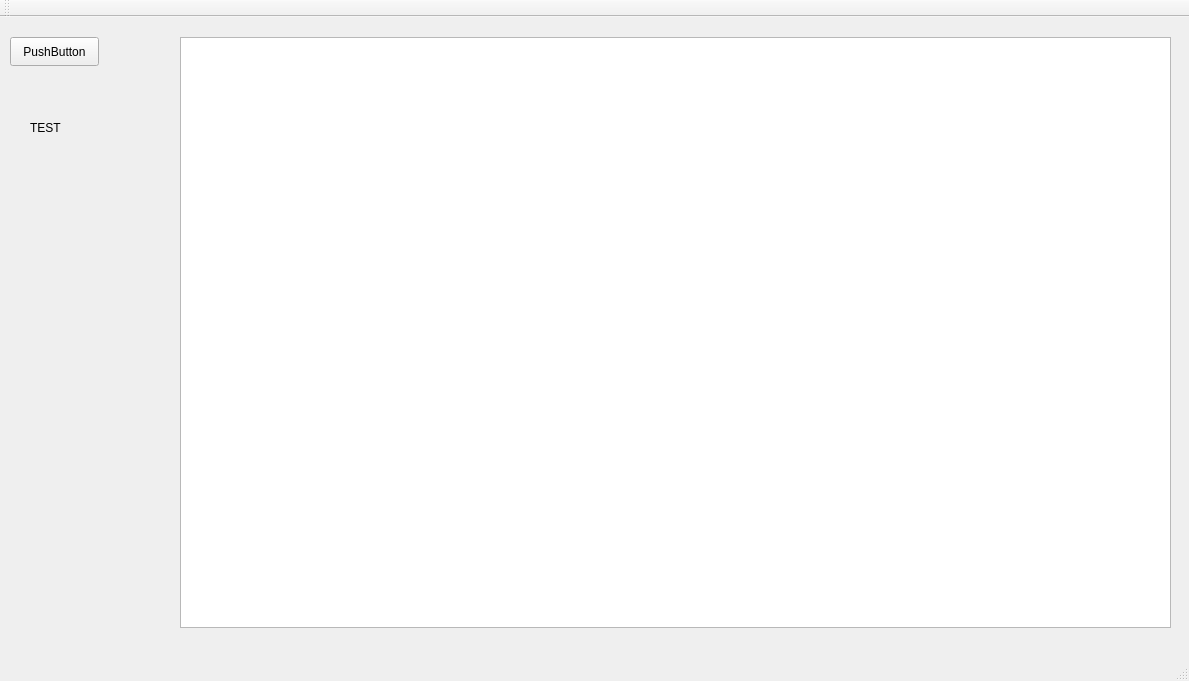
Before: the Qt Designer form src/mainwindow.ui in ragga57/ICP, drawn with Qt 5.
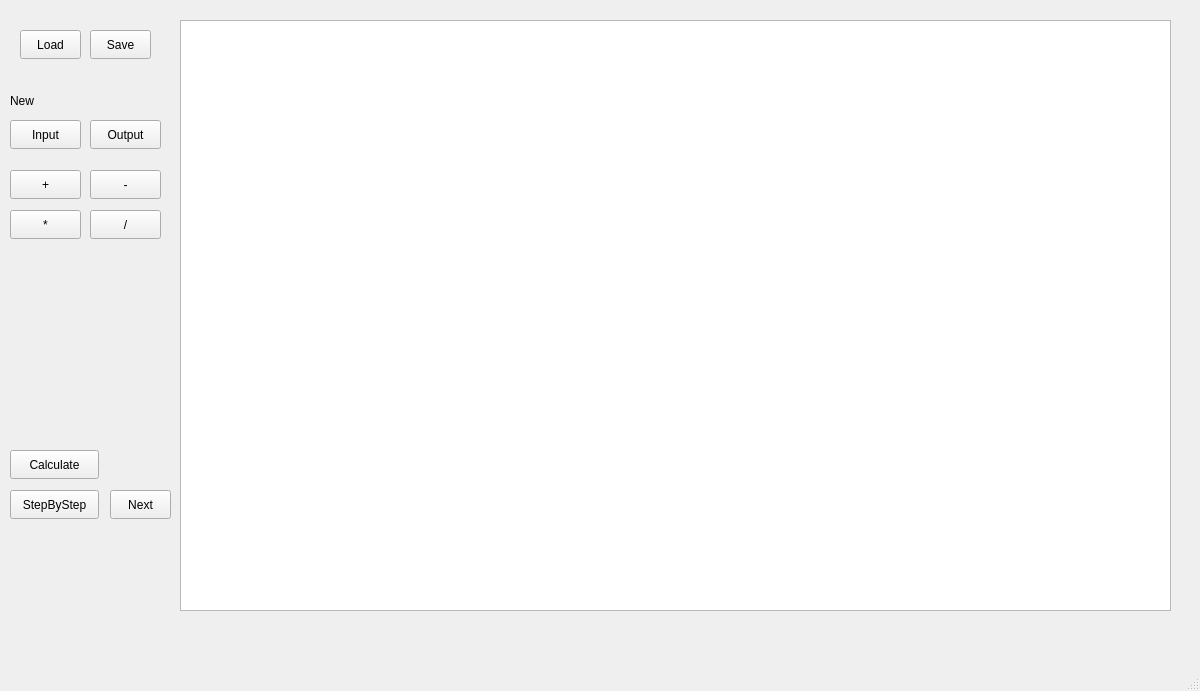
After: the same form once the commit is applied.

The edit to the form file:
```diff
--- a/src/mainwindow.ui
+++ b/src/mainwindow.ui
@@ -6,8 +6,8 @@
    <rect>
     <x>0</x>
     <y>0</y>
-    <width>1189</width>
-    <height>681</height>
+    <width>1200</width>
+    <height>691</height>
    </rect>
   </property>
   <property name="maximumSize">
@@ -20,19 +20,6 @@
    <string>MainWindow</string>
   </property>
   <widget class="QWidget" name="centralWidget">
-   <widget class="QPushButton" name="pushButton">
-    <property name="geometry">
-     <rect>
-      <x>10</x>
-      <y>20</y>
-      <width>89</width>
-      <height>29</height>
-     </rect>
-    </property>
-    <property name="text">
-     <string>PushButton</string>
-    </property>
-   </widget>
    <widget class="QGraphicsView" name="graphicsView">
     <property name="geometry">
      <rect>
@@ -43,17 +30,160 @@
      </rect>
     </property>
    </widget>
-   <widget class="QLabel" name="label">
+   <widget class="QPushButton" name="loadButton">
     <property name="geometry">
      <rect>
-      <x>30</x>
-      <y>100</y>
+      <x>20</x>
+      <y>30</y>
+      <width>61</width>
+      <height>29</height>
+     </rect>
+    </property>
+    <property name="text">
+     <string>Load</string>
+    </property>
+   </widget>
+   <widget class="QPushButton" name="saveButton">
+    <property name="geometry">
+     <rect>
+      <x>90</x>
+      <y>30</y>
+      <width>61</width>
+      <height>29</height>
+     </rect>
+    </property>
+    <property name="text">
+     <string>Save</string>
+    </property>
+   </widget>
+   <widget class="QPushButton" name="inputButton">
+    <property name="geometry">
+     <rect>
+      <x>10</x>
+      <y>120</y>
+      <width>71</width>
+      <height>29</height>
+     </rect>
+    </property>
+    <property name="text">
+     <string>Input</string>
+    </property>
+   </widget>
+   <widget class="QLabel" name="newBoxesLabel">
+    <property name="geometry">
+     <rect>
+      <x>10</x>
+      <y>90</y>
       <width>69</width>
       <height>21</height>
      </rect>
     </property>
     <property name="text">
-     <string>TEST</string>
+     <string>New</string>
+    </property>
+   </widget>
+   <widget class="QPushButton" name="outputButton">
+    <property name="geometry">
+     <rect>
+      <x>90</x>
+      <y>120</y>
+      <width>71</width>
+      <height>29</height>
+     </rect>
+    </property>
+    <property name="text">
+     <string>Output</string>
+    </property>
+   </widget>
+   <widget class="QPushButton" name="plusBoxButton">
+    <property name="geometry">
+     <rect>
+      <x>10</x>
+      <y>170</y>
+      <width>71</width>
+      <height>29</height>
+     </rect>
+    </property>
+    <property name="text">
+     <string>+</string>
+    </property>
+   </widget>
+   <widget class="QPushButton" name="minusBoxButton">
+    <property name="geometry">
+     <rect>
+      <x>90</x>
+      <y>170</y>
+      <width>71</width>
+      <height>29</height>
+     </rect>
+    </property>
+    <property name="text">
+     <string>-</string>
+    </property>
+   </widget>
+   <widget class="QPushButton" name="multiBoxButton">
+    <property name="geometry">
+     <rect>
+      <x>10</x>
+      <y>210</y>
+      <width>71</width>
+      <height>29</height>
+     </rect>
+    </property>
+    <property name="text">
+     <string>*</string>
+    </property>
+   </widget>
+   <widget class="QPushButton" name="divideBoxButton">
+    <property name="geometry">
+     <rect>
+      <x>90</x>
+      <y>210</y>
+      <width>71</width>
+      <height>29</height>
+     </rect>
+    </property>
+    <property name="text">
+     <string>/</string>
+    </property>
+   </widget>
+   <widget class="QPushButton" name="runButton">
+    <property name="geometry">
+     <rect>
+      <x>10</x>
+      <y>450</y>
+      <width>89</width>
+      <height>29</height>
+     </rect>
+    </property>
+    <property name="text">
+     <string>Calculate</string>
+    </property>
+   </widget>
+   <widget class="QPushButton" name="runStepButton">
+    <property name="geometry">
+     <rect>
+      <x>10</x>
+      <y>490</y>
+      <width>89</width>
+      <height>29</height>
+     </rect>
+    </property>
+    <property name="text">
+     <string>StepByStep</string>
+    </property>
+   </widget>
+   <widget class="QPushButton" name="nextStepButton">
+    <property name="geometry">
+     <rect>
+      <x>110</x>
+      <y>490</y>
+      <width>61</width>
+      <height>29</height>
+     </rect>
+    </property>
+    <property name="text">
+     <string>Next</string>
     </property>
    </widget>
   </widget>
@@ -67,14 +197,6 @@
     </rect>
    </property>
   </widget>
-  <widget class="QToolBar" name="mainToolBar">
-   <attribute name="toolBarArea">
-    <enum>TopToolBarArea</enum>
-   </attribute>
-   <attribute name="toolBarBreak">
-    <bool>false</bool>
-   </attribute>
-  </widget>
   <widget class="QStatusBar" name="statusBar"/>
  </widget>
  <layoutdefault spacing="6" margin="11"/>
```
Left out of the diff: 6 changed lines with no effect on the pictures.
